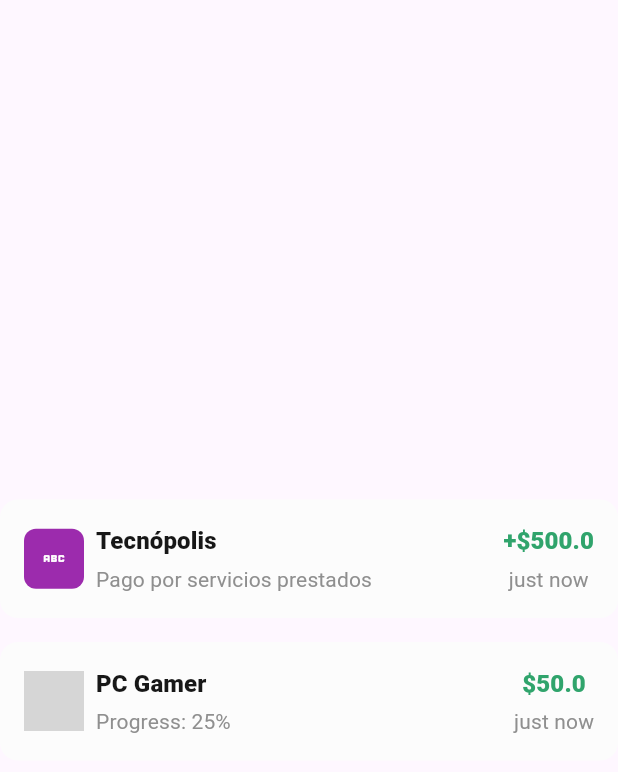
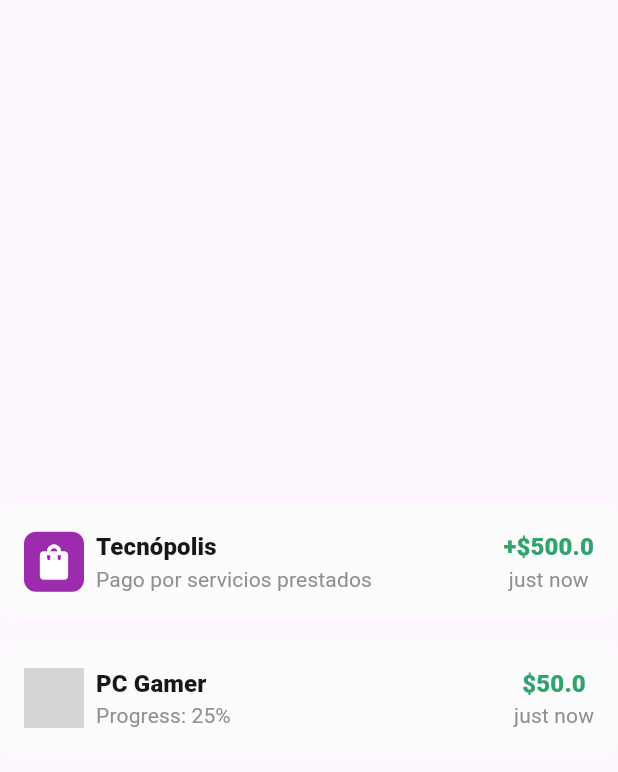
Before and after one commit to diegozam-dev/personal-finance-tracker, a Flutter app: the screen it shows after launch, on a phone screen of 412 x 824 dp. Shown: the top 772 px of the screen. Run offline on Flutter 3.47's test engine with Material 3 defaults, Android fonts, the phone set to English and light mode, and no system bars; network calls fail; grey boxes are pictures that could not be loaded.

Commit message:
refactor components

```diff
--- a/lib/components/transaction/financial_transaction.dart
+++ b/lib/components/transaction/financial_transaction.dart
@@ -1,6 +1,7 @@
 import 'package:caply/models/category_model.dart';
 import 'package:caply/utils/app_colors.dart';
 import 'package:caply/utils/app_date.dart';
+import 'package:caply/utils/app_icon_sizes.dart';
 import 'package:caply/utils/app_text_sizes.dart';
 import 'package:caply/utils/transaction_types.dart';
 import 'package:flutter/material.dart';
@@ -51,7 +52,8 @@ class FinancialTransaction extends StatelessWidget {
                     borderRadius: BorderRadius.all(Radius.circular(8)),
                   ),
                   child: Icon(
-                    Icons.abc,
+                    Icons.shopping_bag,
+                    size: AppIconSizes.large,
                   ), // Cambiar por le ícono de category mediante map
                 ),
                 SizedBox(width: 8),
@@ -66,9 +68,8 @@ class FinancialTransaction extends StatelessWidget {
                         color: AppColors.textPrimary,
                       ),
                     ),
-                    SizedBox(height: 4),
                     Container(
-                      constraints: BoxConstraints(maxWidth: 200),
+                      constraints: BoxConstraints(maxWidth: 220),
                       child: Text(
                         description,
                         maxLines: 1,
@@ -97,7 +98,6 @@ class FinancialTransaction extends StatelessWidget {
                         : AppColors.accentGreen,
                   ),
                 ),
-                SizedBox(height: 4),
                 Text(
                   AppDate.getRelativeTime(date),
                   style: TextStyle(
--- a/lib/components/transaction/goal_transaction.dart
+++ b/lib/components/transaction/goal_transaction.dart
@@ -1,6 +1,7 @@
 import 'package:caply/models/goal_model.dart';
 import 'package:caply/utils/app_colors.dart';
 import 'package:caply/utils/app_date.dart';
+import 'package:caply/utils/app_icon_sizes.dart';
 import 'package:caply/utils/app_text_sizes.dart';
 import 'package:flutter/material.dart';
 
@@ -51,6 +52,7 @@ class GoalTransaction extends StatelessWidget {
                         ),
                         child: Icon(
                           Icons.abc,
+                          size: AppIconSizes.large,
                         ), // Cambiar por le ícono de goal mediante map
                       )
                     : SizedBox(
@@ -77,7 +79,6 @@ class GoalTransaction extends StatelessWidget {
                         color: AppColors.textPrimary,
                       ),
                     ),
-                    SizedBox(height: 4),
                     Container(
                       constraints: BoxConstraints(maxWidth: 200),
                       child: Text(
@@ -106,7 +107,6 @@ class GoalTransaction extends StatelessWidget {
                     color: AppColors.accentGreen,
                   ),
                 ),
-                SizedBox(height: 4),
                 Text(
                   AppDate.getRelativeTime(date),
                   style: TextStyle(
```
